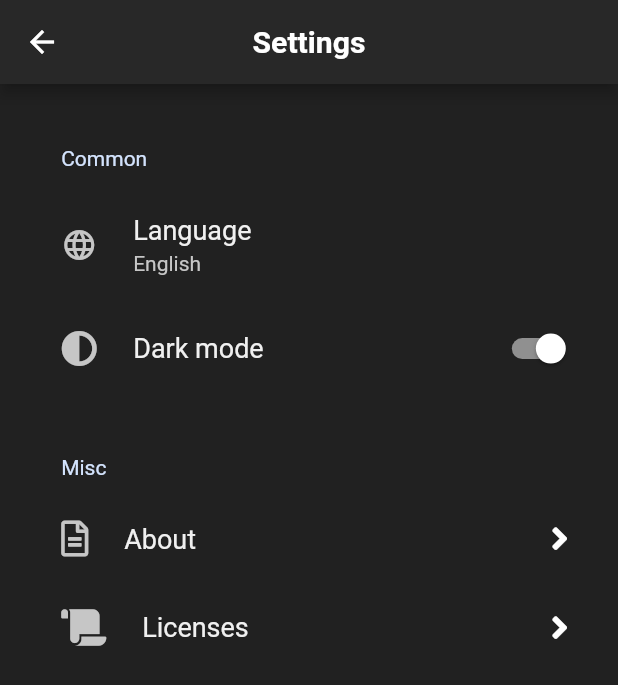
After one commit to ikramhasan/Air-Quality-Index-Mobile, a Flutter app: the SettingsPage screen opened directly, on a phone screen of 412 x 824 dp. The commit adds this screen. Shown: the top 685 px of the screen. Run offline on Flutter 3.47's test engine with Material 2 defaults, Android fonts, the phone set to English and light mode, and no system bars; our stand-ins replace flutter_screenutil, flutter_spinkit, flutter_svg, font_awesome_flutter, google_fonts, location and 5 more; missing offline and left inert: expansion_card.

Commit message:
Added settings screen

```diff
--- /dev/null
+++ b/lib/pages/settings/settings_page.dart
@@ -0,0 +1,72 @@
+import 'package:aqi/pages/widgets/k_back_button.dart';
+import 'package:flutter/material.dart';
+import 'package:flutter_screenutil/flutter_screenutil.dart';
+import 'package:font_awesome_flutter/font_awesome_flutter.dart';
+import 'package:google_fonts/google_fonts.dart';
+import 'package:settings_ui/settings_ui.dart';
+
+class SettingsPage extends StatelessWidget {
+  @override
+  Widget build(BuildContext context) {
+    return Scaffold(
+      backgroundColor: Theme.of(context).scaffoldBackgroundColor,
+      appBar: AppBar(
+        leading: kBackButton(context),
+        title: Text(
+          'Settings',
+          style: GoogleFonts.faunaOne(
+            fontSize: 18.h,
+            fontWeight: FontWeight.bold,
+          ),
+        ),
+      ),
+      body: SafeArea(
+        child: Padding(
+          padding: EdgeInsets.symmetric(
+            horizontal: 16.w,
+            vertical: 16.h,
+          ),
+          child: Column(
+            children: [
+              SettingsSection(
+                title: 'Common',
+                tiles: [
+                  SettingsTile(
+                    title: 'Language',
+                    subtitle: 'English',
+                    leading: Icon(Icons.language),
+                    onPressed: (BuildContext context) {},
+                  ),
+                  SettingsTile.switchTile(
+                    title: 'Dark mode',
+                    leading: FaIcon(FontAwesomeIcons.adjust),
+                    switchValue: true,
+                    onToggle: (bool value) {},
+                  ),
+                ],
+              ),
+              SizedBox(height: 16.h),
+              SettingsSection(
+                title: 'Misc',
+                tiles: [
+                  SettingsTile(
+                    title: 'About',
+                    leading: FaIcon(FontAwesomeIcons.fileAlt),
+                    trailing: FaIcon(FontAwesomeIcons.angleRight),
+                    onPressed: (BuildContext context) {},
+                  ),
+                  SettingsTile(
+                    title: 'Licenses',
+                    leading: FaIcon(FontAwesomeIcons.scroll),
+                    trailing: FaIcon(FontAwesomeIcons.angleRight),
+                    onPressed: (BuildContext context) {},
+                  ),
+                ],
+              ),
+            ],
+          ),
+        ),
+      ),
+    );
+  }
+}
--- a/lib/pages/tab_page/widgets/tab_widgets.dart
+++ b/lib/pages/tab_page/widgets/tab_widgets.dart
@@ -1,6 +1,7 @@
 import 'package:aqi/models/air_quality_index.dart';
 import 'package:aqi/pages/about_page/about_page.dart';
 import 'package:aqi/pages/home_page/home_page.dart';
+import 'package:aqi/pages/settings/settings_page.dart';
 import 'package:aqi/pages/statistics_page/statistics_page.dart';
 import 'package:flutter/material.dart';
 import 'package:font_awesome_flutter/font_awesome_flutter.dart';
@@ -16,6 +17,7 @@ List<Widget> buildScreens(AirQualityIndex aqi) {
       aqi: aqi,
     ),
     AboutPage(),
+    SettingsPage(),
   ];
 }
 
@@ -42,5 +44,12 @@ List<PersistentBottomNavBarItem> navBarsItems(context) {
       activeColor: Colors.blue,
       inactiveColor: Colors.white70,
     ),
+    PersistentBottomNavBarItem(
+      icon: FaIcon(FontAwesomeIcons.slidersH),
+      title: ("Settings"),
+      textStyle: GoogleFonts.faunaOne(),
+      activeColor: Colors.blue,
+      inactiveColor: Colors.white70,
+    ),
   ];
 }
--- a/pubspec.yaml
+++ b/pubspec.yaml
@@ -25,8 +25,9 @@ dependencies:
   flutter_spinkit: "^4.1.2"
   flutter_screenutil: ^4.0.2+5
   get: ^3.25.4
-  get_storage: ^1.4.0
+  easy_dynamic_theme: ^1.0.0
   marquee: ^1.6.1
+  settings_ui: ^0.6.0
 
 dev_dependencies:
   flutter_test:
```
Also changed, not shown: pubspec.lock.
